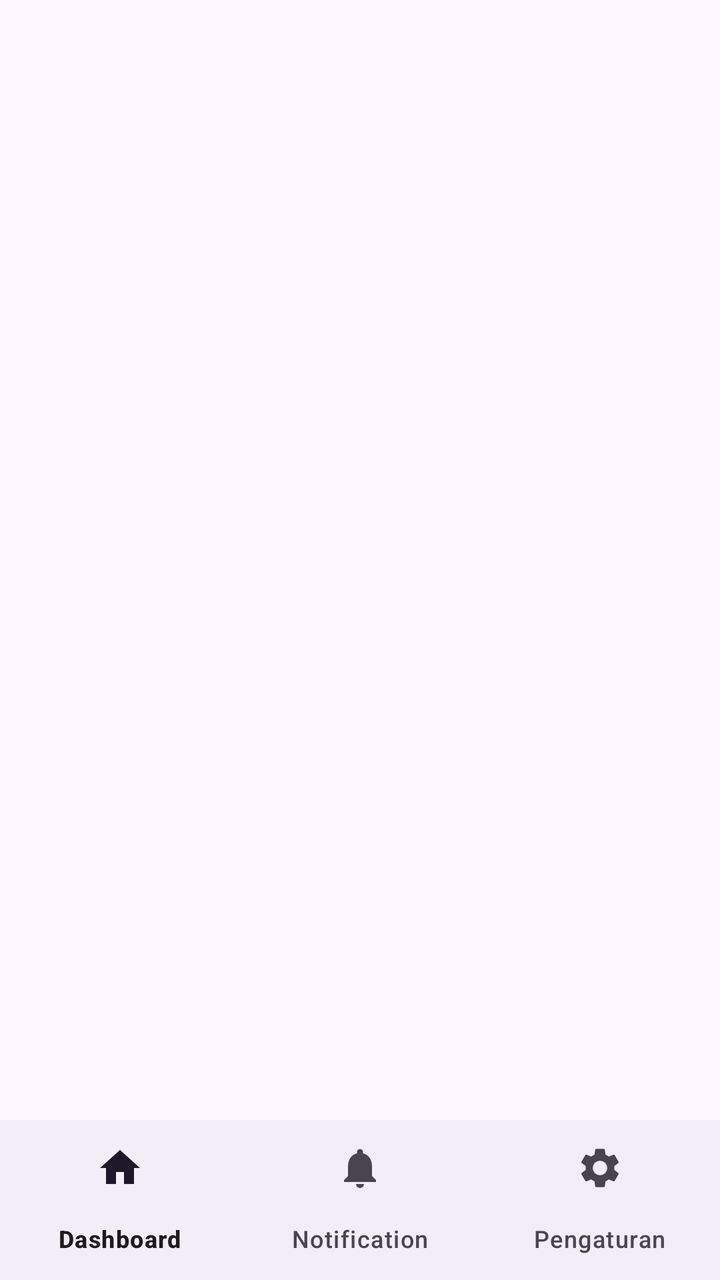
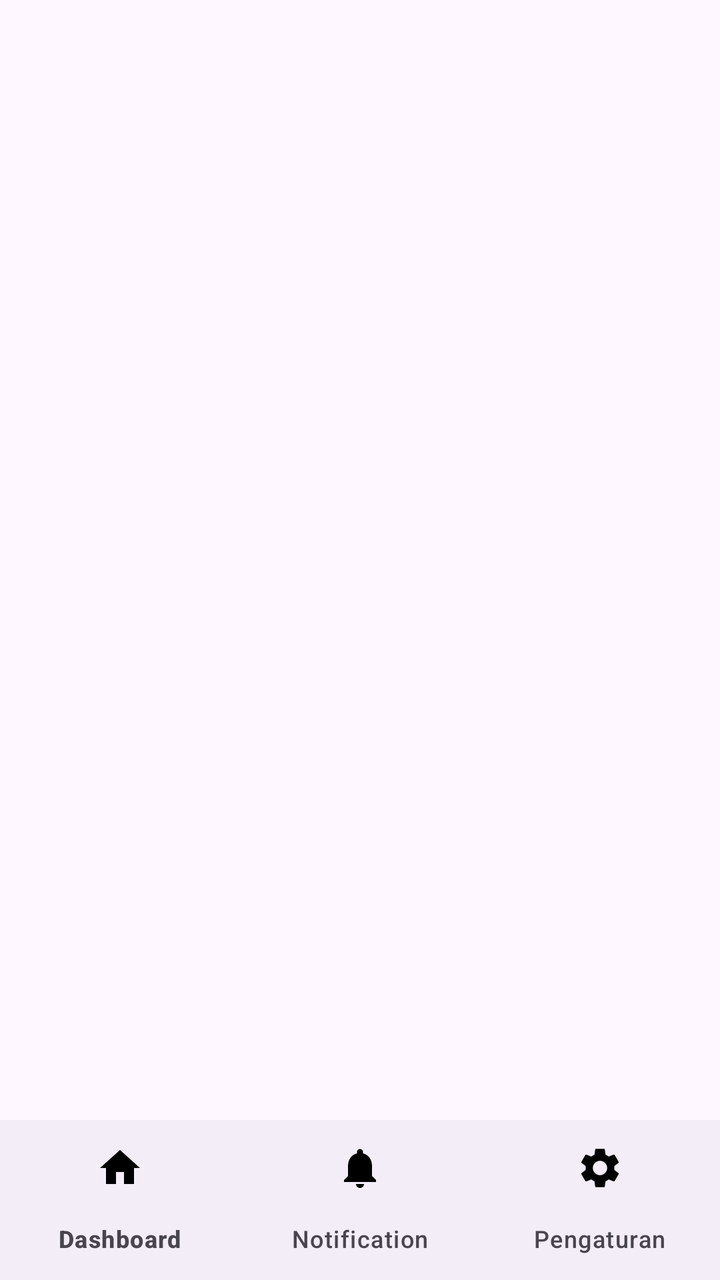

Two renders of the same Android screen: before a commit and after it. Below are the layout's source before the change and the commit's diff.
<!-- AndroidManifest.xml: application theme Theme.UNIKU -->
<!-- res/layout/activity_nav.xml -->
<?xml version="1.0" encoding="utf-8"?>
<androidx.constraintlayout.widget.ConstraintLayout xmlns:android="http://schemas.android.com/apk/res/android"
    xmlns:app="http://schemas.android.com/apk/res-auto"
    xmlns:tools="http://schemas.android.com/tools"
    android:id="@+id/main"
    android:layout_width="match_parent"
    android:layout_height="match_parent"
    tools:context=".ActivityNAV">

    <FrameLayout
        android:id="@+id/flFragment"
        android:layout_width="0dp"
        android:layout_height="0dp"
        app:layout_constraintTop_toTopOf="parent"
        app:layout_constraintBottom_toBottomOf="parent"
        app:layout_constraintStart_toStartOf="parent"
        app:layout_constraintEnd_toEndOf="parent"
        app:layout_constraintBottom_toTopOf="@id/btm_nav" />

    <com.google.android.material.bottomnavigation.BottomNavigationView
        android:id="@+id/btm_nav"
        android:layout_width="match_parent"
        android:layout_height="wrap_content"
        app:layout_constraintBottom_toBottomOf="parent"
        app:menu="@menu/bottom_nav_view" />

</androidx.constraintlayout.widget.ConstraintLayout>
<!-- resources referenced by this layout -->
<resources>
  <style name="Theme.UNIKU" parent="Base.Theme.UNIKU" />
  <style name="Base.Theme.UNIKU" parent="Theme.Material3.DayNight.NoActionBar">
          
           <item name="colorPrimary">@color/primary</item>
      </style>
  <color name="primary">#F3CB19</color>
</resources>

<!-- the commit's change to res/layout/activity_nav.xml (unified diff, before → after) -->
@@ -21,7 +21,10 @@
         android:id="@+id/btm_nav"
         android:layout_width="match_parent"
         android:layout_height="wrap_content"
+        app:itemIconTint="@color/bottom_nav_color"
+        app:itemTextColor="@color/bottom_nav_color"
         app:layout_constraintBottom_toBottomOf="parent"
-        app:menu="@menu/bottom_nav_view" />
+        app:menu="@menu/bottom_nav_view"
+        app:labelVisibilityMode="labeled"/>
 
 </androidx.constraintlayout.widget.ConstraintLayout>
